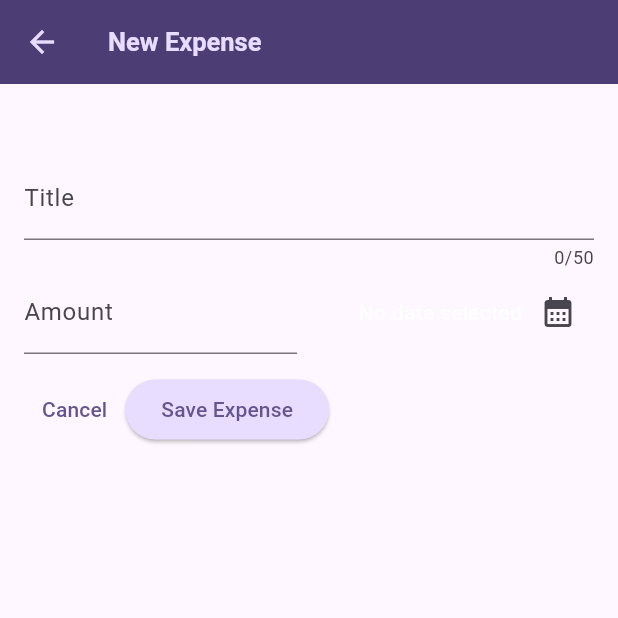
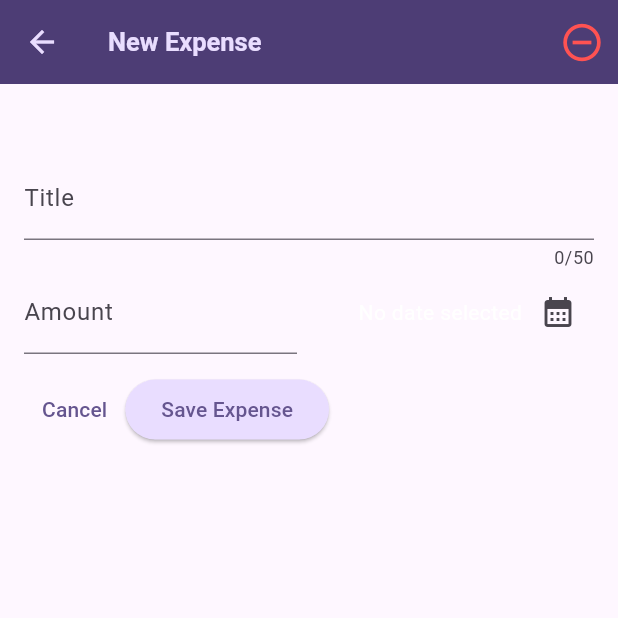
Before and after one commit to tundeloper/expense_tracker_dart, a Flutter app: the NewExpense screen opened directly, on a phone screen of 412 x 824 dp, the top half of it. Run offline on Flutter 3.47's test engine with Material 2 defaults, Android fonts, the phone set to English and light mode, and no system bars.

Commit message:
increase icon size

```diff
--- a/lib/new_expense.dart
+++ b/lib/new_expense.dart
@@ -69,7 +69,19 @@ class _NewExpenseState extends State<NewExpense> {
   @override
   Widget build(BuildContext context) {
     return Scaffold(
-      appBar: AppBar(title: const Text('New Expense')),
+      appBar: AppBar(
+        title: const Text('New Expense'),
+        actions: [
+          IconButton(
+            onPressed: () {
+              Navigator.pop(context);
+            },
+            icon: const Icon(Icons.remove_circle_outline),
+            color: Colors.redAccent,
+            iconSize: 30,
+          )
+        ],
+      ),
       body: Padding(
         padding: const EdgeInsets.fromLTRB(16, 48, 16, 16),
         child: Column(
```
